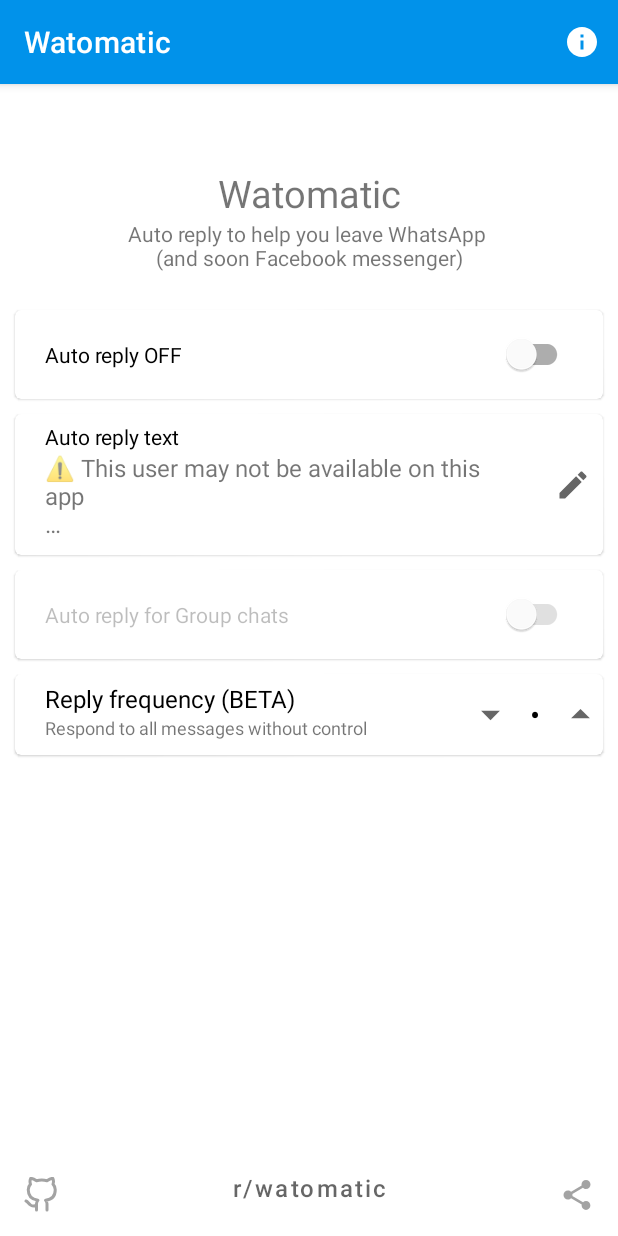
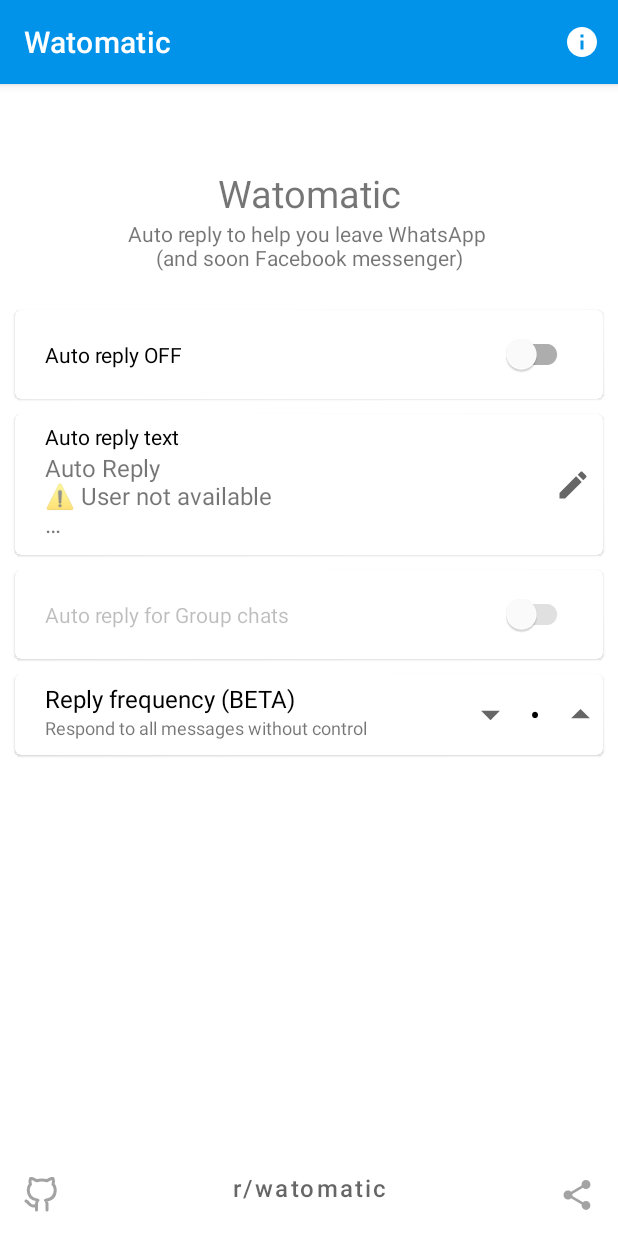
Before and after one commit to adeekshith/watomatic, an Android app: the screen it shows after launch (MainActivity), on a phone screen of 412 x 824 dp. Run offline under Robolectric (Android 15) with nearby library versions, the phone set to English and light mode, and no system bars.

Commit message:
Change default auto reply message to be simple

```diff
--- a/app/src/main/res/values/strings.xml
+++ b/app/src/main/res/values/strings.xml
@@ -8,7 +8,7 @@
     <string name="privacy_policy_label">Privacy Policy</string>
     <string name="service_name">Incoming Message Notification Listener</string>
     <string name="mainAutoReplyTextPlaceholder">(Custom Reply)</string>
-    <string name="auto_reply_default_message">⚠️ This user may not be available on this app</string>
+    <string name="auto_reply_default_message">Auto Reply\n⚠️ User not available</string>
     <string name="mainAutoReplyLabel">Auto reply text</string>
     <string name="mainAutoReplySwitchOffLabel">Auto reply OFF</string>
     <string name="mainAutoReplySwitchOnLabel">Auto reply ON</string>
```
